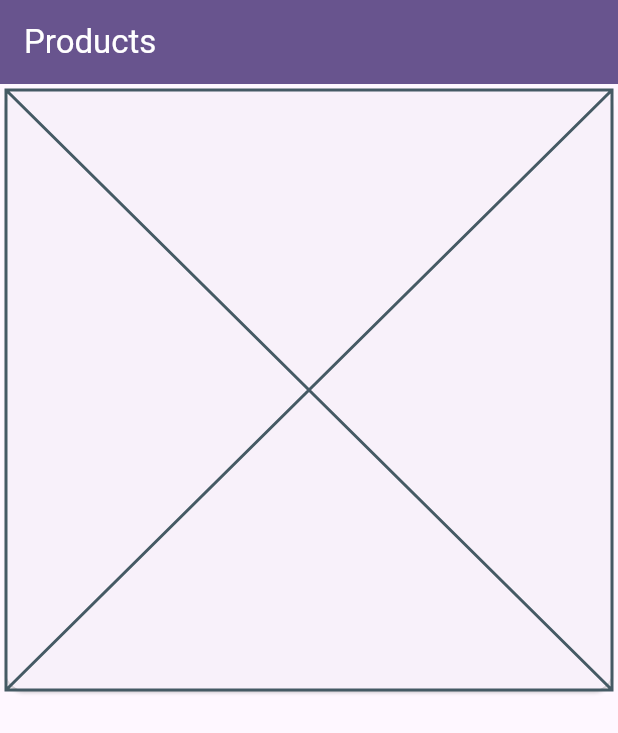
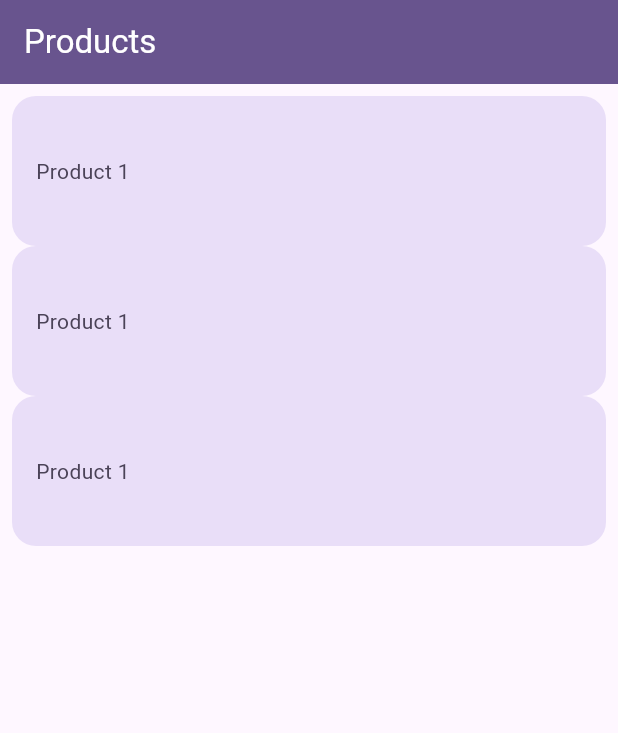
Before and after one commit to Arnie1x/shopify_variants, a Flutter app: the screen it shows after launch, on a phone screen of 412 x 824 dp. Shown: the top 733 px of the screen. Run offline on Flutter 3.47's test engine with Material 3 defaults, Android fonts, the phone set to English and light mode, and no system bars; our stand-ins replace get.

Commit message:
Created a Product Card Widget
This widget is an InkWell that shows a product name
When clicked takes you to the options page

```diff
--- a/lib/main.dart
+++ b/lib/main.dart
@@ -21,6 +21,7 @@ class MyApp extends StatelessWidget {
         useMaterial3: true,
       ),
       // home: const MyHomePage(title: 'Flutter Demo Home Page'),
+      defaultTransition: Transition.fade,
       getPages: [
         GetPage(name: '/', page: () => const Home()),
         GetPage(name: '/options', page: () => const Options())
--- a/lib/pages/home.dart
+++ b/lib/pages/home.dart
@@ -1,6 +1,7 @@
 // This page is used to show the different products available.
 
 import 'package:flutter/material.dart';
+import 'package:shopify_variants/widgets/product_card.dart';
 
 class Home extends StatelessWidget {
   const Home({Key? key}) : super(key: key);
@@ -13,10 +14,17 @@ class Home extends StatelessWidget {
         backgroundColor: Theme.of(context).colorScheme.primary,
         foregroundColor: Theme.of(context).colorScheme.onPrimary,
       ),
-      body: const Column(
-        mainAxisSize: MainAxisSize.min,
-        crossAxisAlignment: CrossAxisAlignment.center,
-        children: [Card(child: Placeholder())],
+      body: const Padding(
+        padding: EdgeInsets.all(8.0),
+        child: Column(
+          mainAxisSize: MainAxisSize.min,
+          crossAxisAlignment: CrossAxisAlignment.center,
+          children: [
+            ProductCard(),
+            ProductCard(),
+            ProductCard(),
+          ],
+        ),
       ),
     );
   }
--- /dev/null
+++ b/lib/widgets/product_card.dart
@@ -0,0 +1,37 @@
+import 'package:flutter/material.dart';
+import 'package:get/get.dart';
+
+class ProductCard extends StatelessWidget {
+  const ProductCard({Key? key}) : super(key: key);
+
+  @override
+  Widget build(BuildContext context) {
+    return SizedBox(
+      width: double.infinity,
+      height: 100,
+      child: ClipRRect(
+        borderRadius: BorderRadius.circular(16),
+        child: Material(
+          color: Theme.of(context).colorScheme.secondaryContainer,
+          child: InkWell(
+            onTap: () {
+              Get.toNamed('/options');
+            },
+            child: Align(
+              alignment: Alignment.centerLeft,
+              child: Padding(
+                padding: const EdgeInsets.all(16),
+                child: Text(
+                  'Product 1',
+                  style: TextStyle(
+                      color:
+                          Theme.of(context).colorScheme.onSecondaryContainer),
+                ),
+              ),
+            ),
+          ),
+        ),
+      ),
+    );
+  }
+}
```
